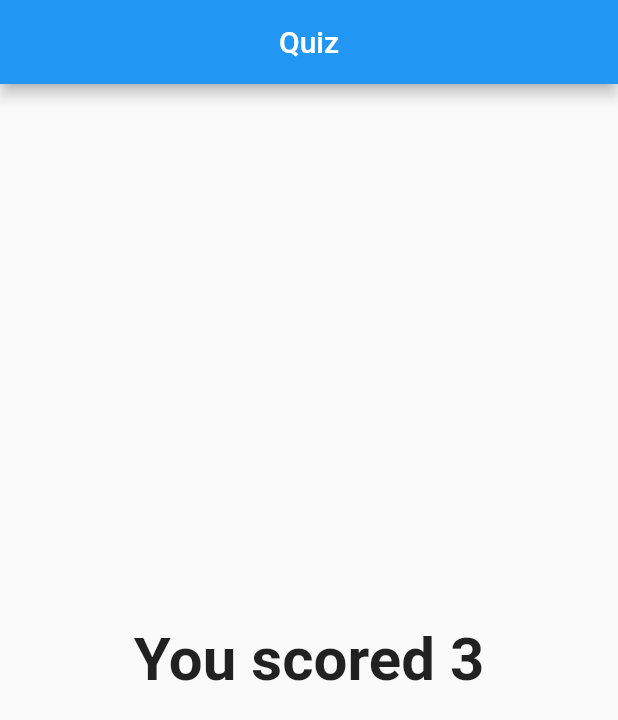
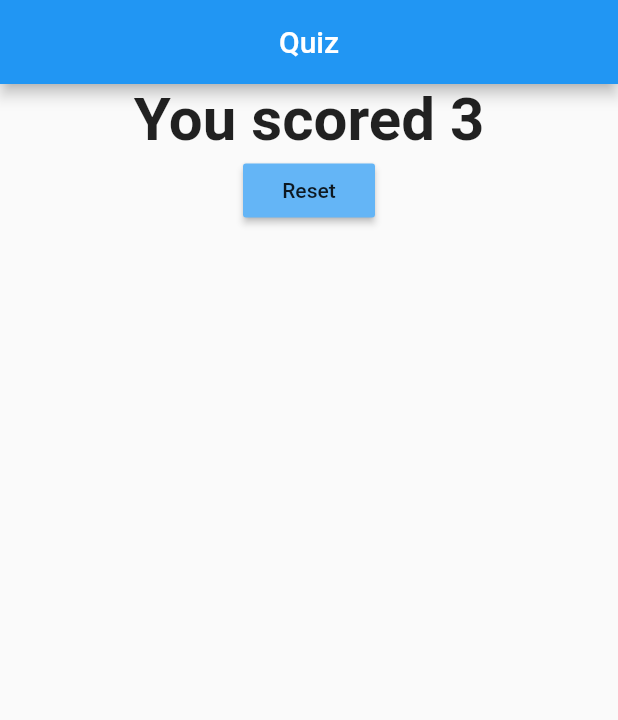
Before and after one commit to soumyadeepdutta/quiz_flutter, a Flutter app: the screen it shows after launch, after a tap on "Yellow", after a tap on "Rabbit", on a phone screen of 412 x 824 dp. Shown: the top 720 px of the screen. Run offline on Flutter 3.47's test engine with Material 2 defaults, Android fonts, the phone set to English and light mode, and no system bars.

```diff
--- a/lib/main.dart
+++ b/lib/main.dart
@@ -38,6 +38,13 @@ class _HomeState extends State<Home> {
   var _questionIndex = 0;
   var _totalScore = 0;
 
+  void _resetScore() {
+    setState(() {
+      _questionIndex = 0;
+      _totalScore = 0;
+    });
+  }
+
   void _nextIndex(int score) {
     _totalScore += score;
     setState(() {
@@ -58,7 +65,7 @@ class _HomeState extends State<Home> {
               questionIndex: _questionIndex,
               next: _nextIndex,
             )
-          : Result(_totalScore),
+          : Result(_totalScore, _resetScore),
     );
   }
 }
--- a/lib/result.dart
+++ b/lib/result.dart
@@ -2,7 +2,9 @@ import 'package:flutter/material.dart';
 
 class Result extends StatelessWidget {
   final int result;
-  Result(this.result);
+  final Function resetHandler;
+
+  Result(this.result, this.resetHandler);
 
   String get resultText {
     return 'You scored ' + result.toString();
@@ -11,12 +13,22 @@ class Result extends StatelessWidget {
   @override
   Widget build(BuildContext context) {
     return Center(
-      child: Text(
-        resultText,
-        style: TextStyle(
-          fontSize: 40,
-          fontWeight: FontWeight.bold,
-        ),
+      child: Column(
+        children: [
+          Text(
+            resultText,
+            style: TextStyle(
+              fontSize: 40,
+              fontWeight: FontWeight.bold,
+            ),
+            textAlign: TextAlign.center,
+          ),
+          RaisedButton(
+            onPressed: resetHandler,
+            child: Text('Reset'),
+            color: Colors.blue[300],
+          )
+        ],
       ),
     );
   }
```
